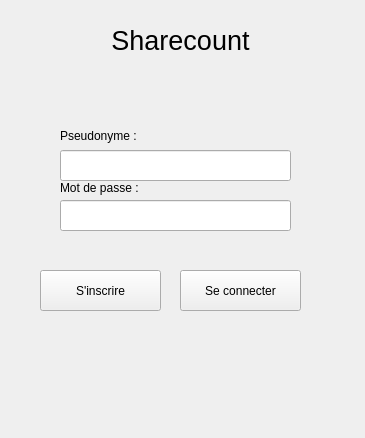
The window that connect.ui (Obsywon/ShareCount) describes before a commit, drawn with Qt 5.
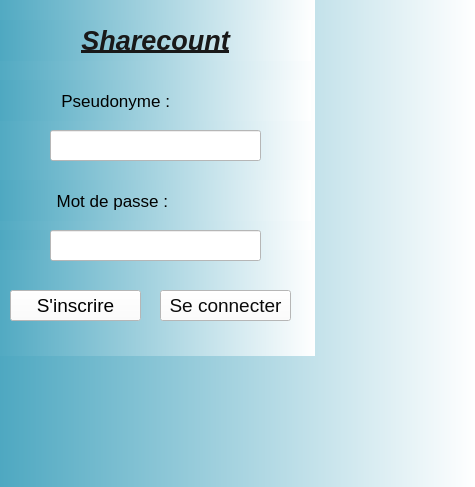
The same window after the commit.

The edit to the form file:
```diff
--- a/connect.ui
+++ b/connect.ui
@@ -6,67 +6,97 @@
    <rect>
     <x>0</x>
     <y>0</y>
-    <width>365</width>
-    <height>438</height>
+    <width>475</width>
+    <height>487</height>
    </rect>
   </property>
   <property name="windowTitle">
    <string>Form</string>
   </property>
+  <property name="styleSheet">
+   <string notr="true">background-color: qlineargradient(spread:pad, x1:0, y1:0, x2:1, y2:0, stop:0 rgba(78, 168, 193, 255), stop:1 rgba(255, 255, 255, 255));</string>
+  </property>
   <widget class="QLineEdit" name="co_pseudo">
    <property name="geometry">
     <rect>
-     <x>60</x>
-     <y>150</y>
-     <width>231</width>
+     <x>50</x>
+     <y>130</y>
+     <width>211</width>
      <height>31</height>
     </rect>
    </property>
+   <property name="styleSheet">
+    <string notr="true">color: rgb(0, 0, 0);
+background-color: rgb(255, 255, 255);</string>
+   </property>
   </widget>
   <widget class="QLabel" name="l_Pseudo">
    <property name="geometry">
     <rect>
-     <x>60</x>
-     <y>110</y>
-     <width>111</width>
-     <height>51</height>
+     <x>0</x>
+     <y>80</y>
+     <width>311</width>
+     <height>41</height>
     </rect>
    </property>
+   <property name="font">
+    <font>
+     <pointsize>13</pointsize>
+    </font>
+   </property>
+   <property name="styleSheet">
+    <string notr="true">color: rgb(0, 0, 0);</string>
+   </property>
    <property name="text">
-    <string>Pseudonyme :</string>
+    <string>             Pseudonyme :</string>
    </property>
   </widget>
   <widget class="QLabel" name="label_2">
    <property name="geometry">
     <rect>
-     <x>60</x>
+     <x>0</x>
      <y>180</y>
-     <width>121</width>
-     <height>16</height>
+     <width>311</width>
+     <height>41</height>
     </rect>
    </property>
+   <property name="font">
+    <font>
+     <pointsize>13</pointsize>
+    </font>
+   </property>
+   <property name="styleSheet">
+    <string notr="true">
+color: rgb(0, 0, 0);</string>
+   </property>
    <property name="text">
-    <string>Mot de passe :</string>
+    <string>            Mot de passe :</string>
    </property>
   </widget>
   <widget class="QLabel" name="label">
    <property name="geometry">
     <rect>
-     <x>10</x>
+     <x>0</x>
      <y>20</y>
-     <width>341</width>
+     <width>311</width>
      <height>41</height>
     </rect>
    </property>
    <property name="font">
     <font>
      <pointsize>20</pointsize>
-     <weight>50</weight>
-     <bold>false</bold>
+     <weight>75</weight>
+     <italic>true</italic>
+     <bold>true</bold>
+     <underline>true</underline>
     </font>
    </property>
    <property name="autoFillBackground">
-    <bool>true</bool>
+    <bool>false</bool>
+   </property>
+   <property name="styleSheet">
+    <string notr="true">background-color: qlineargradient(spread:pad, x1:0, y1:0, x2:1, y2:0, stop:0 rgba(78, 168, 193, 255), stop:1 rgba(255, 255, 255, 255));
+color: rgb(25, 25, 25);</string>
    </property>
    <property name="text">
     <string>Sharecount</string>
@@ -81,12 +111,16 @@
   <widget class="QLineEdit" name="co_mdp">
    <property name="geometry">
     <rect>
-     <x>60</x>
-     <y>200</y>
-     <width>231</width>
+     <x>50</x>
+     <y>230</y>
+     <width>211</width>
      <height>31</height>
     </rect>
    </property>
+   <property name="styleSheet">
+    <string notr="true">background-color: rgb(255, 255, 255);
+color: rgb(3, 3, 3);</string>
+   </property>
    <property name="echoMode">
     <enum>QLineEdit::Password</enum>
    </property>
@@ -94,12 +128,29 @@
   <widget class="QPushButton" name="connecter">
    <property name="geometry">
     <rect>
-     <x>180</x>
-     <y>270</y>
-     <width>121</width>
-     <height>41</height>
+     <x>160</x>
+     <y>290</y>
+     <width>131</width>
+     <height>31</height>
     </rect>
    </property>
+   <property name="font">
+    <font>
+     <pointsize>14</pointsize>
+     <weight>50</weight>
+     <bold>false</bold>
+    </font>
+   </property>
+   <property name="layoutDirection">
+    <enum>Qt::RightToLeft</enum>
+   </property>
+   <property name="styleSheet">
+    <string notr="true">color: rgb(11, 11, 11);
+gridline-color: rgb(53, 3, 255);
+border-color: rgb(48, 21, 255);
+border-color: rgb(0, 0, 0);
+background-color: rgb(255, 255, 255);</string>
+   </property>
    <property name="text">
     <string>Se connecter</string>
    </property>
@@ -107,9 +158,9 @@
   <widget class="QLabel" name="co_err">
    <property name="geometry">
     <rect>
-     <x>36</x>
-     <y>240</y>
-     <width>301</width>
+     <x>0</x>
+     <y>230</y>
+     <width>311</width>
      <height>20</height>
     </rect>
    </property>
@@ -120,16 +171,47 @@
   <widget class="QPushButton" name="inscrire">
    <property name="geometry">
     <rect>
-     <x>40</x>
-     <y>270</y>
-     <width>121</width>
-     <height>41</height>
+     <x>10</x>
+     <y>290</y>
+     <width>131</width>
+     <height>31</height>
     </rect>
    </property>
+   <property name="font">
+    <font>
+     <pointsize>14</pointsize>
+    </font>
+   </property>
+   <property name="styleSheet">
+    <string notr="true">background-color: rgb(255, 255, 255);
+color: rgb(0, 0, 0);</string>
+   </property>
    <property name="text">
     <string>S'inscrire</string>
    </property>
   </widget>
+  <widget class="QLabel" name="label_3">
+   <property name="geometry">
+    <rect>
+     <x>-6</x>
+     <y>-5</y>
+     <width>321</width>
+     <height>361</height>
+    </rect>
+   </property>
+   <property name="text">
+    <string/>
+   </property>
+  </widget>
+  <zorder>label_3</zorder>
+  <zorder>co_err</zorder>
+  <zorder>co_pseudo</zorder>
+  <zorder>l_Pseudo</zorder>
+  <zorder>label</zorder>
+  <zorder>co_mdp</zorder>
+  <zorder>connecter</zorder>
+  <zorder>inscrire</zorder>
+  <zorder>label_2</zorder>
  </widget>
  <resources/>
  <connections/>
```
